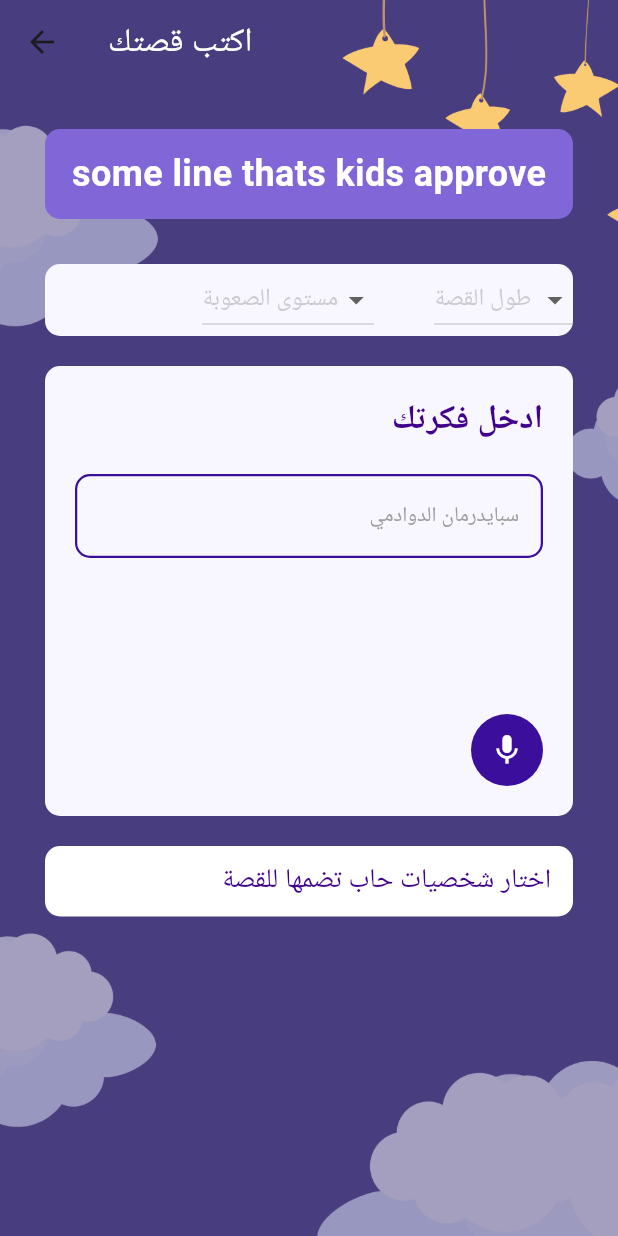
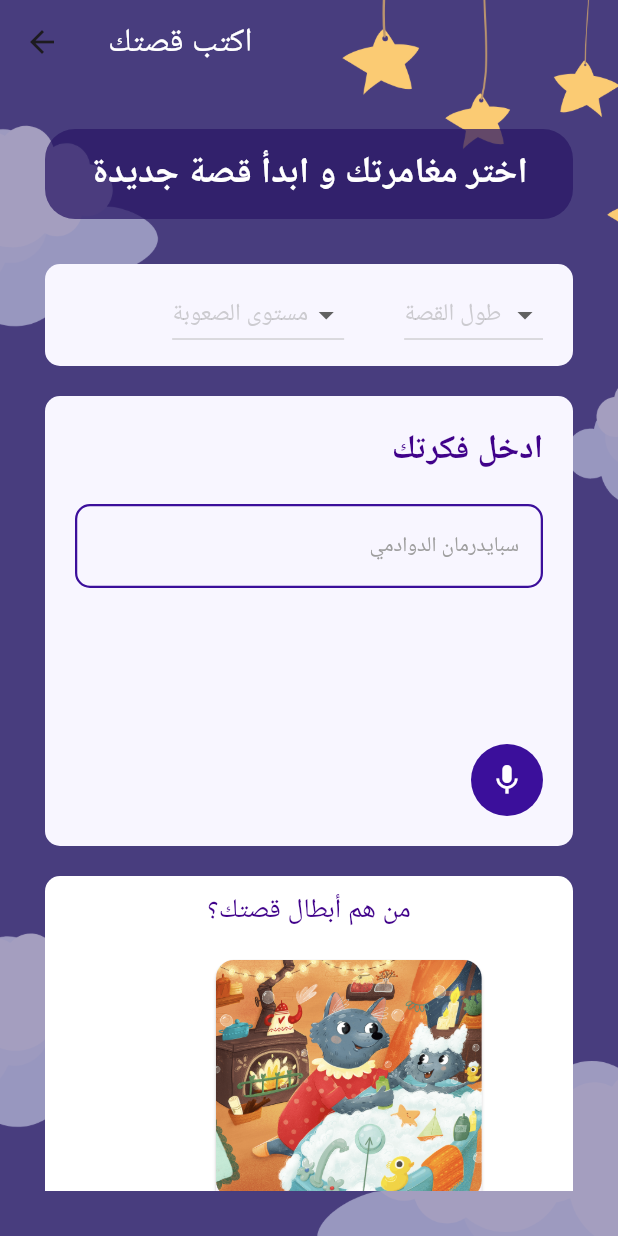
Before and after one commit to RawanTallha/Storytellers, a Flutter app: the screen it shows after launch, scrolled down 576 dp, after a tap on "اكتب قصتك", on a phone screen of 412 x 824 dp. Run offline on Flutter 3.47's test engine with Material 3 defaults, Android fonts, the phone set to English and light mode, and no system bars.

Commit message:
More stuff added

```diff
--- a/storytellers/lib/card/genre_card.dart
+++ b/storytellers/lib/card/genre_card.dart
@@ -1,6 +1,6 @@
 // ignore_for_file: unused_import, prefer_typing_uninitialized_variables, prefer_const_constructors_in_immutables, use_key_in_widget_constructors, prefer_const_constructors, sort_child_properties_last
 
-import 'dart:ffi';
+//import 'dart:ffi';
 
 import 'package:storytellers/pages/generate_story_page.dart';
 import 'package:storytellers/pages/recent_story_page.dart';
--- a/storytellers/lib/card/recent_story_card.dart
+++ b/storytellers/lib/card/recent_story_card.dart
@@ -16,7 +16,7 @@ class RecentStoryCard extends StatelessWidget {
   @override
   Widget build(BuildContext context) {
     return Padding(
-      padding: const EdgeInsets.only(left: 25.0),
+      padding: const EdgeInsets.symmetric(vertical: 0, horizontal: 100),
       child: Card(
         child: Column(children: [
           // event image/ add
@@ -38,7 +38,7 @@ class RecentStoryCard extends StatelessWidget {
               style: const TextStyle(
                   fontWeight: FontWeight.bold,
                   fontSize: 16,
-                  color:  Color.fromARGB(255, 59, 18, 129)),
+                  color: Color.fromARGB(255, 59, 18, 129)),
             ),
           ),
         ]),
--- a/storytellers/lib/pages/generate_story_page.dart
+++ b/storytellers/lib/pages/generate_story_page.dart
@@ -47,13 +47,13 @@ class _GenerateStoryState extends State<GenerateStory> {
                 children: [
                   Container(
                       decoration: BoxDecoration(
-                        color: Color.fromARGB(255, 128, 102, 215),
-                        borderRadius: BorderRadius.circular(10),
+                        color: Color.fromARGB(185, 41, 23, 101),
+                        borderRadius: BorderRadius.circular(20),
                       ),
                       alignment: Alignment.center,
                       height: 60,
                       child: Text(
-                        'some line thats kids approve',
+                        'اختر مغامرتك و ابدأ قصة جديدة',
                         style: TextStyle(
                           fontSize: 24,
                           fontWeight: FontWeight.bold,
@@ -70,6 +70,9 @@ class _GenerateStoryState extends State<GenerateStory> {
                       color: Color.fromARGB(255, 248, 246, 255),
                       borderRadius: BorderRadius.circular(10),
                     ),
+                    child: Padding(
+                      padding: const EdgeInsets.symmetric(
+                          vertical: 10, horizontal: 20),
                       child: Row(
                         mainAxisAlignment: MainAxisAlignment.end,
                         children: [
@@ -125,6 +128,7 @@ class _GenerateStoryState extends State<GenerateStory> {
                             },
                           ),
                         ],
+                      ),
                     ),
                   ),
                   SizedBox(
@@ -224,17 +228,55 @@ class _GenerateStoryState extends State<GenerateStory> {
                       child: Column(
                         children: [
                           Text(
-                            'اختار شخصيات حاب تضمها للقصة ',
+                            'من هم أبطال قصتك؟',
                             style: TextStyle(
                               fontSize: 18,
                               fontWeight: FontWeight.w500,
                               color: Color.fromARGB(255, 64, 2, 138),
                             ),
                           ),
+
+                          SizedBox(
+                            height: 15,
+                          ),
                           // ListView(
                           //   scrollDirection: Axis.horizontal,
                           //   children: [Image.asset('lib/assets/prince.png')],
                           // ),
+                          SizedBox(
+                            height: 200, // Set height for horizontal ListView
+                            child: ListView(
+                                scrollDirection: Axis.horizontal,
+                                children: [
+                                  RecentStoryCard(
+                                    eventImagePath: 'lib/assets/sleep.png',
+                                    eventOrganizer: 'sleepy wolf',
+                                  ),
+                                  Card(
+                                    child: Container(
+                                        padding: EdgeInsets.all(20),
+                                        decoration: BoxDecoration(
+                                          borderRadius:
+                                              BorderRadius.circular(12),
+                                          color:
+                                              Color.fromARGB(98, 164, 26, 26),
+                                        ),
+                                        child: Image.asset(
+                                            'lib/assets/sleep.png'
+                                            )),
+                                  ),
+
+          //                         Expanded(
+          //   child: ClipRRect(
+          //       borderRadius: BorderRadius.circular(12),
+          //       child: Image.asset(
+          //         eventImagePath, // Allow the image to fill available width
+          //         fit: BoxFit
+          //             .cover, // Ensures the image covers the area without distortion
+          //       )),
+          // ),
+                                ]),
+                          ),
                         ],
                       ),
                     ),
--- a/storytellers/lib/pages/home_page.dart
+++ b/storytellers/lib/pages/home_page.dart
@@ -120,7 +120,7 @@ class _HomePageState extends State<HomePage> {
                     children: [
                       Container(
                         decoration: BoxDecoration(
-                          color: Color.fromARGB(213, 255, 233, 122),
+                          color: Color.fromARGB(197, 120, 78, 204),
                           borderRadius: BorderRadius.circular(20),
                         ),
                         height: 100,
@@ -150,14 +150,15 @@ class _HomePageState extends State<HomePage> {
                         ),
                       ),
                       Image.asset(
-                        'lib/assets/character/princess.png',
+                        'lib/assets/character/prince.png',
                         height: 200,
                       ),
                     ],
                   ),
 
-                  SizedBox(height: 20),
-                  // Card with catch phrase
+                  SizedBox(height: 40),
+
+                  //Card with catch phrase
                   Padding(
                     padding: const EdgeInsets.symmetric(horizontal: 25.0),
                     child: Card(
@@ -165,28 +166,28 @@ class _HomePageState extends State<HomePage> {
                           0, 188, 20, 20), // Make card background transparent
                       elevation: 0,
                       child: Container(
-                        padding: const EdgeInsets.all(20),
+                        padding: const EdgeInsets.symmetric(
+                            vertical: 10, horizontal: 70),
                         decoration: BoxDecoration(
-                          color: Color.fromARGB(155, 108, 77, 212),
+                          color: Color.fromARGB(185, 41, 23, 101),
                           borderRadius: BorderRadius.circular(20),
                         ),
                         child: Row(
                           mainAxisAlignment: MainAxisAlignment.spaceBetween,
                           children: [
-                            // Optionally, add an image here if desired
                             Image.asset(
-                              'lib/assets/Astronaut.png',
-                              height: 150,
+                              'lib/assets/write.png',
+                              height: 100,
                             ),
+
                             // Catch phrase
-                            Expanded(
-                              child: Text(
-                                'كلام مالو معنى حقيقي و بس موجود عشان اشوف',
-                                style: TextStyle(
-                                  fontSize: 22,
-                                  color: const Color.fromARGB(198, 255, 255,
-                                      255), // Adjust color as needed
-                                ),
+                            Text(
+                              'قصتك… حكاية بلمستك',
+                              style: TextStyle(
+                                fontSize: 22,
+                                fontWeight: FontWeight.bold,
+                                color: const Color.fromARGB(198, 255, 255,
+                                    255), // Adjust color as needed
                               ),
                             ),
                           ],
@@ -195,7 +196,7 @@ class _HomePageState extends State<HomePage> {
                     ),
                   ),
 
-                  SizedBox(height: 40),
+                  SizedBox(height: 20),
 
                   // generate your story list section
                   Padding(
@@ -218,7 +219,7 @@ class _HomePageState extends State<HomePage> {
                           ),
                         ),
                         Text(
-                          'الفئات',
+                          'اختر مغامرتك',
                           style: TextStyle(
                             fontWeight: FontWeight.bold,
                             fontSize: 20,
@@ -273,7 +274,7 @@ class _HomePageState extends State<HomePage> {
                           ),
                         ),
                         Text(
-                          'ريسنت ستوريز',
+                          'مكتبتي الصغيرة',
                           style: TextStyle(
                             fontWeight: FontWeight.bold,
                             fontSize: 20,
@@ -304,13 +305,6 @@ class _HomePageState extends State<HomePage> {
                           eventImagePath: 'lib/assets/simpathy.jpg',
                           eventOrganizer: 'some kid watching',
                         ),
-
-                        // Add more
-                        Expanded(
-                          child: Image.asset(
-                            'lib/assets/plus.png', // Allow the image to fill available width
-                          ),
-                        ),
                       ],
                     ),
                   ),
--- a/storytellers/pubspec.yaml
+++ b/storytellers/pubspec.yaml
@@ -21,3 +21,4 @@ flutter:
   uses-material-design: true
   assets:
   - lib/assets/
+  - lib/assets/character/
```
Also changed, not shown: storytellers/lib/pages/recent_story_page.dart (+25 -11 lines), storytellers/lib/assets/library-wallpaper.png (added), storytellers/lib/assets/write.png (added). Lines whose indentation alone changed are shown as unchanged.
